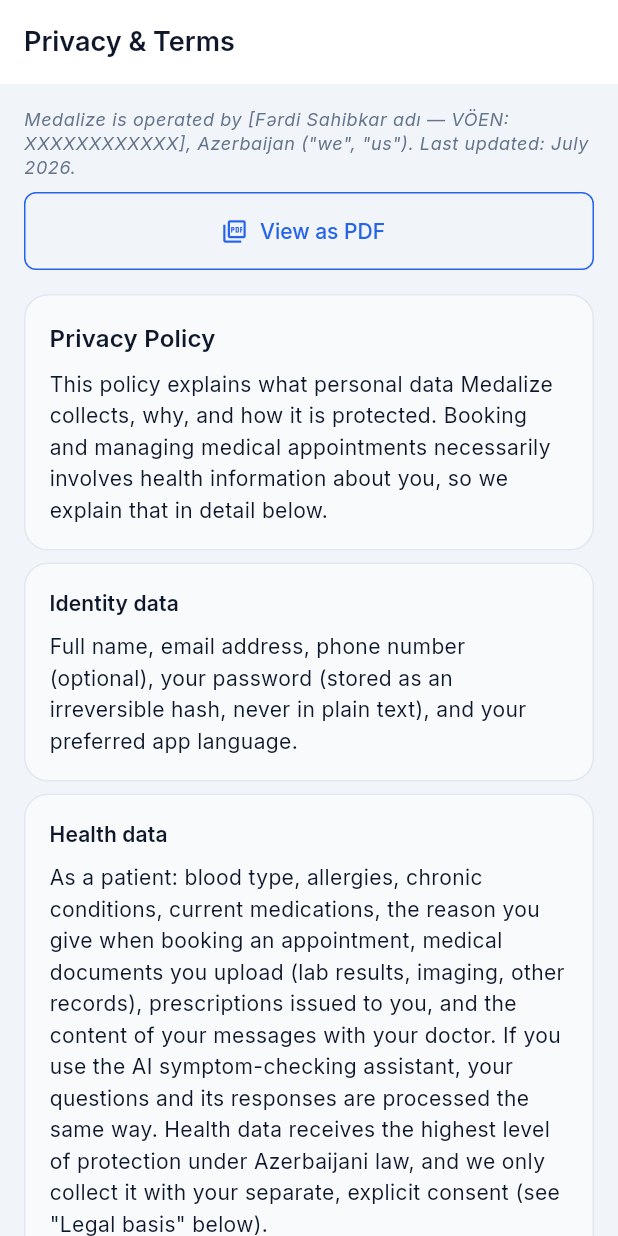
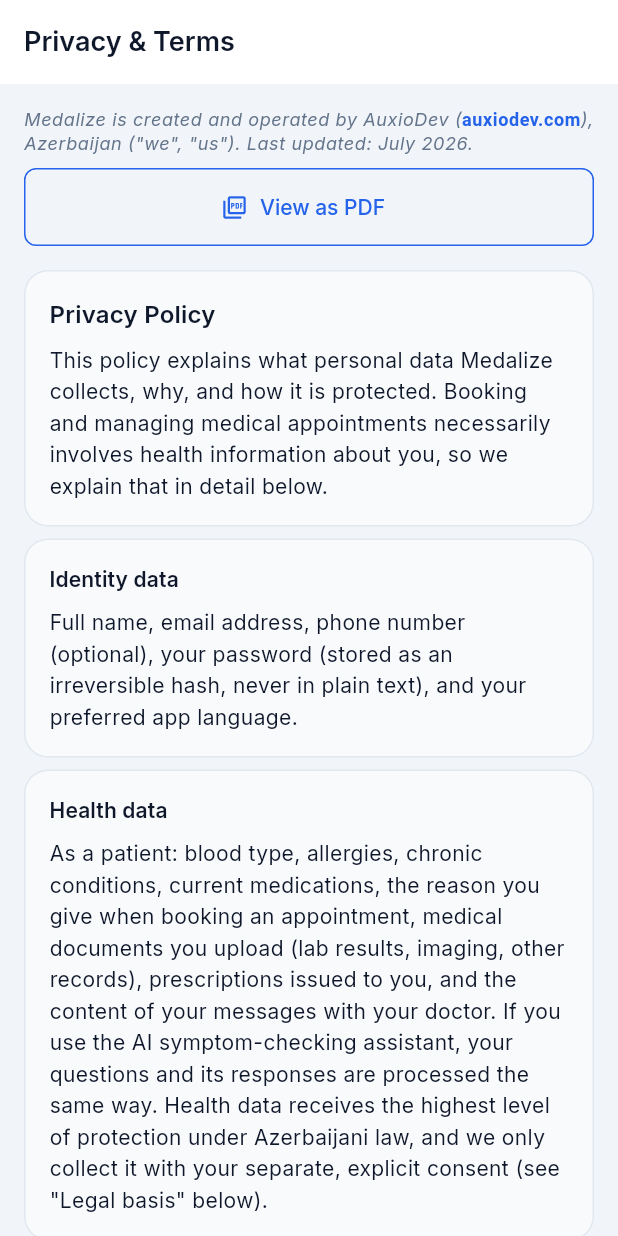
Before and after one commit to AuxioDev/medalize_mb, a Flutter app: the LegalScreen screen opened by its route, on a phone screen of 412 x 824 dp. Run offline on Flutter 3.47's test engine with Material 3 defaults, Android fonts, the phone set to English and light mode, and no system bars; drawn by our look-alikes of flutter_animate; our stand-ins replace cached_network_image, device_info_plus, dio, file_picker, firebase_core, firebase_messaging and 20 more; missing offline and left inert: slang; accounts and stored records are empty; generated files the repository leaves out were written again.

Commit message:
Fill in the Privacy Policy operator notice and link auxiodev.com
Closes Phase 0 from the business audit: legal.controllerNotice in all 6
locales previously read a literal unfilled placeholder
"[Fərdi Sahibkar adı — VÖEN: XXXXXXXXXXXX]", shown to real users in the
in-app legal screen and the registration-consent PDF.

Identifies the operator as AuxioDev (auxiodev.com) rather than the
account owner's personal name/tax ID directly — sufficient to name who
is responsible for data processing (the near-universal "who's the
controller" expectation across data-protection regimes) without
exposing personal legal/tax details in a public-facing screen.

The domain is also now a tappable link on the in-app legal screen
(new _ControllerNoticeText, splitting the translated string on the
literal "auxiodev.com" substring and wrapping it in a TapGestureRecognizer
+ url_launcher, styled like the existing Privacy/Terms links in
register_screen.dart's consent row). The PDF version of the same text
still renders it as plain readable text, not a clickable link — pdf's
UrlLink mechanism wasn't already used anywhere in legal_pdf_builder.dart
and adding it was out of scope here.

Co-Authored-By: Claude Sonnet 5 <noreply@anthropic.com>

```diff
--- a/lib/features/shared/presentation/screens/legal_screen.dart
+++ b/lib/features/shared/presentation/screens/legal_screen.dart
@@ -1,12 +1,16 @@
+import 'package:flutter/gestures.dart';
 import 'package:flutter/material.dart';
 import 'package:gap/gap.dart';
 import 'package:medalize_mb/core/constants/app_spacing.dart';
+import 'package:medalize_mb/core/theme/app_theme.dart';
 import 'package:medalize_mb/core/theme/theme_colors.dart';
 import 'package:medalize_mb/core/widgets/animated_entrance.dart';
 import 'package:medalize_mb/core/widgets/app_card.dart';
+import 'package:medalize_mb/core/widgets/app_snack_bar.dart';
 import 'package:medalize_mb/core/widgets/responsive_body.dart';
 import 'package:medalize_mb/features/shared/presentation/widgets/legal_pdf_popup.dart';
 import 'package:medalize_mb/i18n/strings.g.dart';
+import 'package:url_launcher/url_launcher.dart';
 
 /// Privacy Policy + Terms of Service, also shown as a PDF popup from the
 /// registration screen's consent checkbox (see [showLegalPdfPopup]) — both
@@ -52,13 +56,7 @@ class LegalScreen extends StatelessWidget {
               child: Column(
                 crossAxisAlignment: CrossAxisAlignment.stretch,
                 children: [
-                  Text(
-                    t.controllerNotice,
-                    style: Theme.of(context).textTheme.bodySmall?.copyWith(
-                          color: c.textSecondary,
-                          fontStyle: FontStyle.italic,
-                        ),
-                  ),
+                  _ControllerNoticeText(text: t.controllerNotice),
                   const Gap(AppSpacing.sm),
                   OutlinedButton.icon(
                     onPressed: () => showLegalPdfPopup(context),
@@ -103,6 +101,82 @@ class LegalScreen extends StatelessWidget {
   }
 }
 
+/// Renders [text] with the literal `auxiodev.com` substring (present in
+/// every locale's `legal.controllerNotice` — see `lib/i18n/*.i18n.json`,
+/// the domain itself isn't translated) as a tappable external link,
+/// styled like the Privacy/Terms links in `register_screen.dart`'s consent
+/// row (`AppColors.primary` + `FontWeight.w600`). A `TapGestureRecognizer`
+/// needs an explicit `dispose()` (unlike a plain `GestureDetector`), which
+/// is why this is a small dedicated `StatefulWidget` rather than inlined
+/// into `LegalScreen`'s otherwise-stateless `build()`.
+class _ControllerNoticeText extends StatefulWidget {
+  const _ControllerNoticeText({required this.text});
+
+  final String text;
+
+  @override
+  State<_ControllerNoticeText> createState() => _ControllerNoticeTextState();
+}
+
+class _ControllerNoticeTextState extends State<_ControllerNoticeText> {
+  static const _domain = 'auxiodev.com';
+
+  late final TapGestureRecognizer _linkRecognizer;
+
+  @override
+  void initState() {
+    super.initState();
+    _linkRecognizer = TapGestureRecognizer()..onTap = _openWebsite;
+  }
+
+  @override
+  void dispose() {
+    _linkRecognizer.dispose();
+    super.dispose();
+  }
+
+  Future<void> _openWebsite() async {
+    final uri = Uri.https(_domain);
+    final opened = await launchUrl(uri, mode: LaunchMode.externalApplication);
+    if (!opened && mounted) {
+      AppSnackBar.show(context, context.t.common.somethingWrong, type: SnackBarType.error);
+    }
+  }
+
+  @override
+  Widget build(BuildContext context) {
+    final baseStyle = Theme.of(context).textTheme.bodySmall?.copyWith(
+          color: context.colors.textSecondary,
+          fontStyle: FontStyle.italic,
+        );
+    final index = widget.text.indexOf(_domain);
+    // Falls back to plain (non-linked) text if a future edit to any
+    // locale's controllerNotice ever drops or renames the literal
+    // substring — never worth a crash over a cosmetic link.
+    if (index == -1) {
+      return Text(widget.text, style: baseStyle);
+    }
+    return Text.rich(
+      TextSpan(
+        style: baseStyle,
+        children: [
+          TextSpan(text: widget.text.substring(0, index)),
+          TextSpan(
+            text: _domain,
+            style: const TextStyle(
+              color: AppColors.primary,
+              fontWeight: FontWeight.w600,
+              fontStyle: FontStyle.normal,
+            ),
+            recognizer: _linkRecognizer,
+          ),
+          TextSpan(text: widget.text.substring(index + _domain.length)),
+        ],
+      ),
+    );
+  }
+}
+
 class _LegalSection extends StatelessWidget {
   const _LegalSection({
     required this.title,
--- a/lib/i18n/az.i18n.json
+++ b/lib/i18n/az.i18n.json
@@ -525,7 +525,7 @@
   },
   "legal": {
     "title": "Məxfilik və Şərtlər",
-    "controllerNotice": "Medalize [Fərdi Sahibkar adı — VÖEN: XXXXXXXXXXXX], Azərbaycan («biz») tərəfindən idarə olunur. Son yenilənmə: iyul 2026.",
+    "controllerNotice": "Medalize AuxioDev (auxiodev.com) tərəfindən Azərbaycanda yaradılıb və idarə olunur («biz»). Son yenilənmə: iyul 2026.",
     "privacyTitle": "Məxfilik Siyasəti",
     "privacyIntro": "Bu sənəd Medalize-nin hansı şəxsi məlumatları, nə üçün topladığını və necə qoruduğunu izah edir. Həkim təyinatlarının bronlanması və idarə olunması qaçılmaz olaraq sağlamlıq məlumatlarınızı əhatə edir — bu, aşağıda ətraflı izah olunur.",
     "sections": {
--- a/lib/i18n/en.i18n.json
+++ b/lib/i18n/en.i18n.json
@@ -525,7 +525,7 @@
   },
   "legal": {
     "title": "Privacy & Terms",
-    "controllerNotice": "Medalize is operated by [Fərdi Sahibkar adı — VÖEN: XXXXXXXXXXXX], Azerbaijan (\"we\", \"us\"). Last updated: July 2026.",
+    "controllerNotice": "Medalize is created and operated by AuxioDev (auxiodev.com), Azerbaijan (\"we\", \"us\"). Last updated: July 2026.",
     "privacyTitle": "Privacy Policy",
     "privacyIntro": "This policy explains what personal data Medalize collects, why, and how it is protected. Booking and managing medical appointments necessarily involves health information about you, so we explain that in detail below.",
     "sections": {
--- a/lib/i18n/fr.i18n.json
+++ b/lib/i18n/fr.i18n.json
@@ -525,7 +525,7 @@
   },
   "legal": {
     "title": "Confidentialité et Conditions",
-    "controllerNotice": "Medalize est exploité par [Fərdi Sahibkar adı — VÖEN: XXXXXXXXXXXX], Azerbaïdjan (« nous »). Dernière mise à jour : juillet 2026.",
+    "controllerNotice": "Medalize est créé et exploité par AuxioDev (auxiodev.com), Azerbaïdjan (« nous »). Dernière mise à jour : juillet 2026.",
     "privacyTitle": "Politique de confidentialité",
     "privacyIntro": "Cette politique explique quelles données personnelles Medalize collecte, pourquoi, et comment elles sont protégées. La prise et la gestion de rendez-vous médicaux impliquent nécessairement des informations de santé vous concernant, détaillées ci-dessous.",
     "sections": {
--- a/lib/i18n/ru.i18n.json
+++ b/lib/i18n/ru.i18n.json
@@ -525,7 +525,7 @@
   },
   "legal": {
     "title": "Конфиденциальность и условия",
-    "controllerNotice": "Medalize управляется: [Fərdi Sahibkar adı — VÖEN: XXXXXXXXXXXX], Азербайджан («мы»). Последнее обновление: июль 2026.",
+    "controllerNotice": "Medalize создан и управляется компанией AuxioDev (auxiodev.com), Азербайджан («мы»). Последнее обновление: июль 2026.",
     "privacyTitle": "Политика конфиденциальности",
     "privacyIntro": "Здесь объясняется, какие персональные данные собирает Medalize, зачем и как они защищены. Запись и ведение медицинских приёмов неизбежно связаны с данными о здоровье — ниже это подробно раскрыто.",
     "sections": {
--- a/lib/i18n/tr.i18n.json
+++ b/lib/i18n/tr.i18n.json
@@ -525,7 +525,7 @@
   },
   "legal": {
     "title": "Gizlilik ve Koşullar",
-    "controllerNotice": "Medalize, [Fərdi Sahibkar adı — VÖEN: XXXXXXXXXXXX], Azerbaycan (\"biz\") tarafından işletilmektedir. Son güncelleme: Temmuz 2026.",
+    "controllerNotice": "Medalize, AuxioDev (auxiodev.com) tarafından Azerbaycan'da oluşturulmuş ve işletilmektedir (\"biz\"). Son güncelleme: Temmuz 2026.",
     "privacyTitle": "Gizlilik Politikası",
     "privacyIntro": "Bu politika, Medalize'nin hangi kişisel verileri, neden topladığını ve nasıl koruduğunu açıklar. Tıbbi randevu alma ve yönetme, sağlık bilgilerinizi doğal olarak içerir — bu aşağıda ayrıntılı olarak açıklanmıştır.",
     "sections": {
--- a/lib/i18n/zh.i18n.json
+++ b/lib/i18n/zh.i18n.json
@@ -525,7 +525,7 @@
   },
   "legal": {
     "title": "隐私与条款",
-    "controllerNotice": "Medalize 由 [Fərdi Sahibkar adı — VÖEN: XXXXXXXXXXXX]（阿塞拜疆,\"我们\"）运营。最后更新：2026年7月。",
+    "controllerNotice": "Medalize 由 AuxioDev（auxiodev.com）在阿塞拜疆创建并运营（\"我们\"）。最后更新：2026年7月。",
     "privacyTitle": "隐私政策",
     "privacyIntro": "本政策说明 Medalize 收集哪些个人数据、原因以及如何保护这些数据。预约和管理医疗就诊必然涉及您的健康信息，下面将详细说明。",
     "sections": {
```
Also changed, not shown: lib/i18n/strings.g.dart, lib/i18n/strings_az.g.dart, lib/i18n/strings_en.g.dart, lib/i18n/strings_fr.g.dart, lib/i18n/strings_ru.g.dart, lib/i18n/strings_tr.g.dart, lib/i18n/strings_zh.g.dart.
